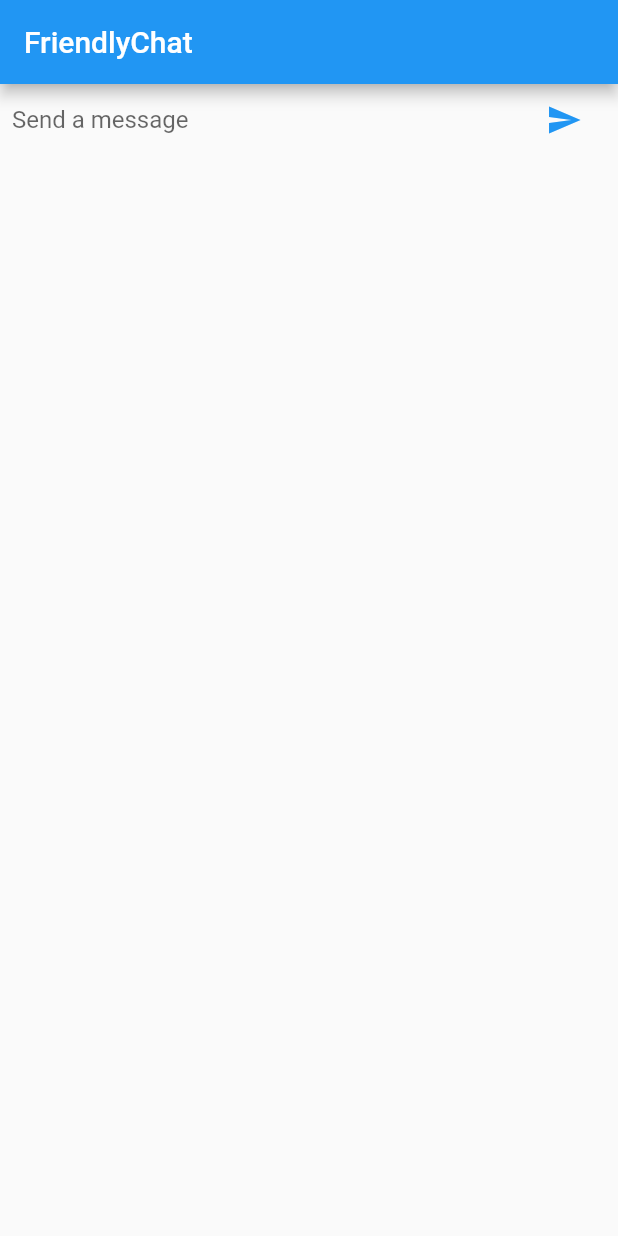
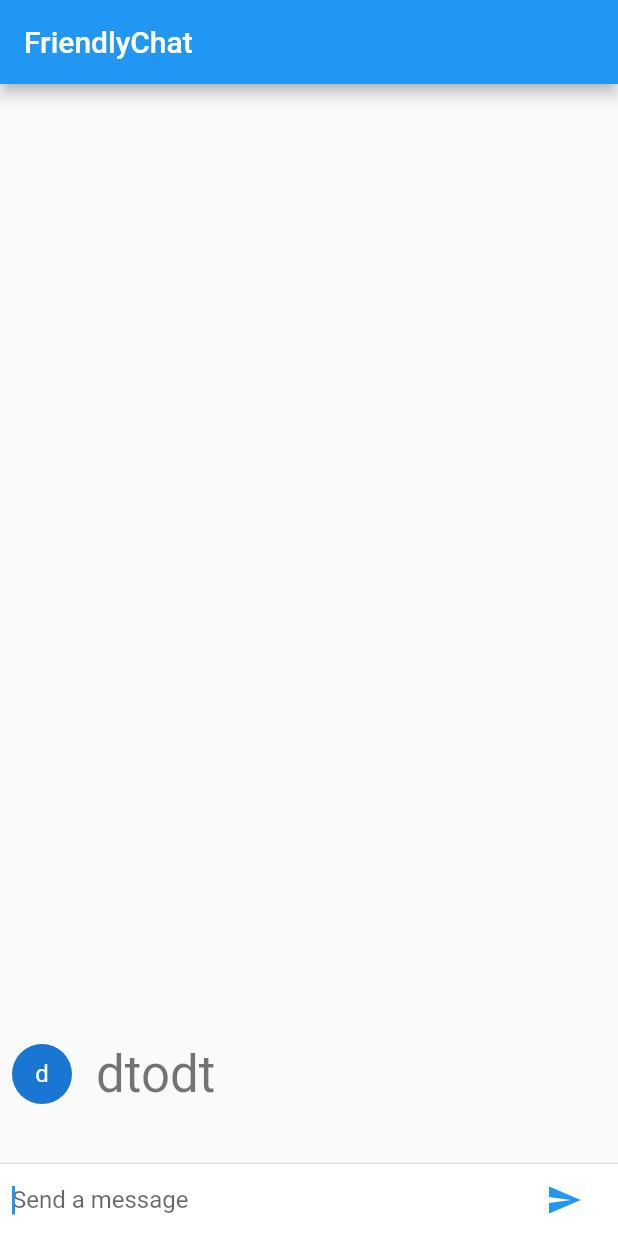
Before and after one commit to dtodt/friendly_chat, a Flutter app: the screen it shows after launch, after a tap on the "send" icon, on a phone screen of 412 x 824 dp. Run offline on Flutter 3.47's test engine with Material 2 defaults, Android fonts, the phone set to English and light mode, and no system bars.

```diff
--- a/lib/main.dart
+++ b/lib/main.dart
@@ -5,6 +5,8 @@ void main() {
     const FriendlyChatApp(),
   );
 }
+
+String _name = 'dtodt';
 
 class FriendlyChatApp extends StatelessWidget {
   const FriendlyChatApp({
@@ -20,6 +22,37 @@ class FriendlyChatApp extends StatelessWidget {
   }
 }
 
+class ChatMessage extends StatelessWidget {
+  const ChatMessage({Key? key, required this.text}) : super(key: key);
+  final String text;
+
+  @override
+  Widget build(BuildContext context) {
+    return Container(
+      margin: const EdgeInsets.symmetric(vertical: 10.0),
+      child: Row(
+        crossAxisAlignment: CrossAxisAlignment.start,
+        children: [
+          Container(
+            margin: const EdgeInsets.only(right: 16.0),
+            child: CircleAvatar(child: Text(_name[0])),
+          ),
+          Column(
+            crossAxisAlignment: CrossAxisAlignment.start,
+            children: [
+              Text(_name, style: Theme.of(context).textTheme.headline4),
+              Container(
+                margin: const EdgeInsets.only(top: 5.0),
+                child: Text(text),
+              ),
+            ],
+          ),
+        ],
+      ),
+    );
+  }
+}
+
 class ChatScreen extends StatefulWidget {
   const ChatScreen({Key? key}) : super(key: key);
 
@@ -28,7 +61,9 @@ class ChatScreen extends StatefulWidget {
 }
 
 class _ChatScreenState extends State<ChatScreen> {
+  final List<ChatMessage> _messages = [];
   final _textController = TextEditingController();
+  final FocusNode _focusNode = FocusNode();
 
   @override
   Widget build(BuildContext context) {
@@ -36,7 +71,23 @@ class _ChatScreenState extends State<ChatScreen> {
       appBar: AppBar(
         title: const Text('FriendlyChat'),
       ),
-      body: _buildTextComposer(),
+      body: Column(
+        children: [
+          Flexible(
+            child: ListView.builder(
+              padding: const EdgeInsets.all(8.0),
+              reverse: true,
+              itemBuilder: (_, index) => _messages[index],
+              itemCount: _messages.length,
+            ),
+          ),
+          const Divider(height: 1.0),
+          Container(
+            decoration: BoxDecoration(color: Theme.of(context).cardColor),
+            child: _buildTextComposer(),
+          ),
+        ],
+      ),
     );
   }
 
@@ -53,6 +104,7 @@ class _ChatScreenState extends State<ChatScreen> {
                 onSubmitted: _handleSubmitted,
                 decoration:
                     const InputDecoration.collapsed(hintText: 'Send a message'),
+                focusNode: _focusNode,
               ),
             ),
             Container(
@@ -70,5 +122,12 @@ class _ChatScreenState extends State<ChatScreen> {
 
   void _handleSubmitted(String text) {
     _textController.clear();
+    var message = ChatMessage(
+      text: text,
+    );
+    setState(() {
+      _messages.insert(0, message);
+    });
+    _focusNode.requestFocus();
   }
 }
```
